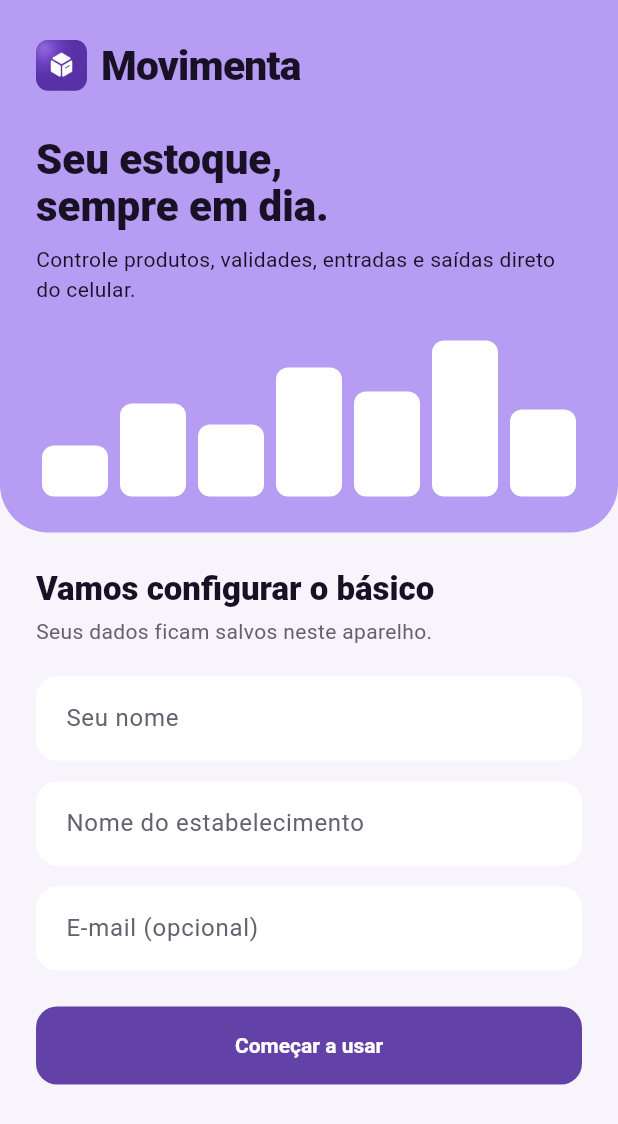
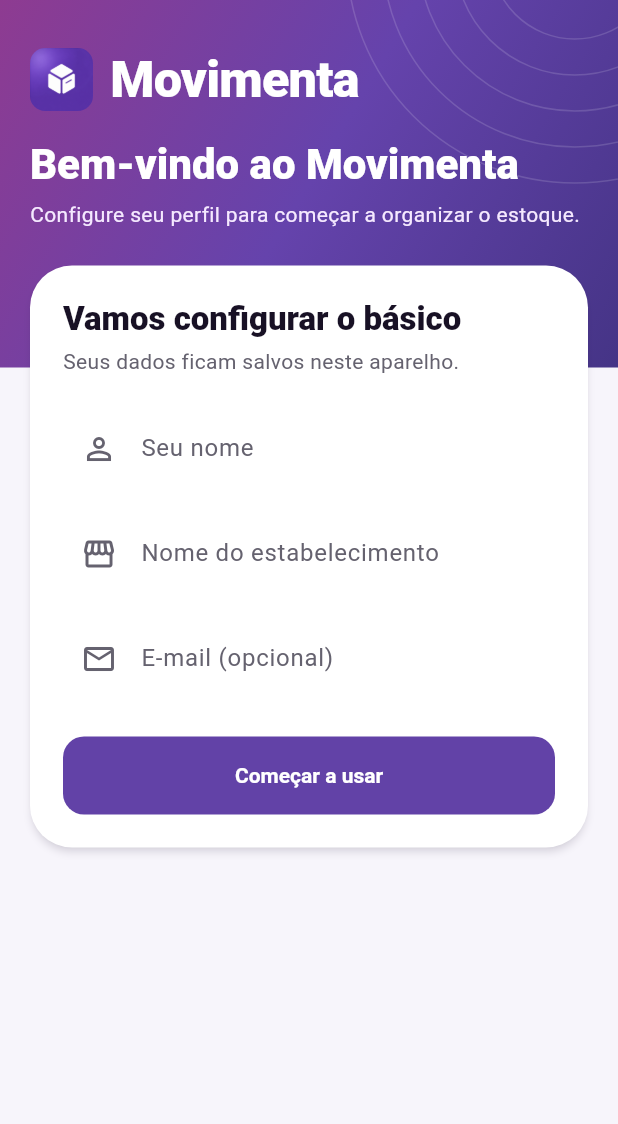
Before and after one commit to VitorGodoi12/Movimenta, a Flutter app: the screen it shows after launch, on a phone screen of 412 x 824 dp. Shown: the top 1124 px of the screen. Run offline on Flutter 3.47's test engine with Material 3 defaults, Android fonts, the phone set to English and light mode, and no system bars; our stand-ins replace cloud_firestore, cloud_functions, firebase_auth, firebase_core, google_sign_in, image_picker and 2 more; missing offline and left inert: google_mlkit_barcode_scanning, google_mlkit_text_recognition, mobile_scanner; accounts and stored records are empty.

Commit message:
style: redesenha as telas de acesso do Movimenta

```diff
--- a/lib/screens/configuracoes/configuracoes_screen.dart
+++ b/lib/screens/configuracoes/configuracoes_screen.dart
@@ -297,7 +297,7 @@ class _ConfiguracoesScreenState extends State<ConfiguracoesScreen> {
           ),
           const SizedBox(height: 24),
           Text(
-            'Movimenta 1.9.0',
+            'Movimenta 1.9.1',
             style: t.bodySmall?.copyWith(color: context.cores.onSurfaceVariant),
           ),
         ],
--- a/lib/screens/login/acesso_mercado_screen.dart
+++ b/lib/screens/login/acesso_mercado_screen.dart
@@ -1,3 +1,4 @@
+import 'package:stokio/widgets/painel_acesso.dart';
 import 'package:cloud_firestore/cloud_firestore.dart';
 import 'package:firebase_auth/firebase_auth.dart';
 import 'package:flutter/material.dart';
@@ -123,13 +124,12 @@ class _AutenticacaoState extends State<_Autenticacao> {
       RegExp(r'^[^@\s]+@[^@\s]+\.[^@\s]+$').hasMatch(valor);
 
   @override
-  Widget build(BuildContext context) => Scaffold(
-    appBar: AppBar(title: Text(_criar ? 'Criar conta' : 'Entrar no Movimenta')),
-    body: Center(
-      child: ConstrainedBox(
-        constraints: const BoxConstraints(maxWidth: 460),
-        child: SingleChildScrollView(
-          padding: const EdgeInsets.all(24),
+  Widget build(BuildContext context) => PainelAcesso(
+    titulo: _criar ? 'Crie sua conta' : 'Bem-vindo de volta',
+    descricao: _criar
+        ? 'Use seu e-mail ou Google para começar.'
+        : 'Entre para acessar o seu mercado.',
+    child: AutofillGroup(
       child: Form(
         key: _form,
         autovalidateMode: AutovalidateMode.onUserInteraction,
@@ -139,7 +139,11 @@ class _AutenticacaoState extends State<_Autenticacao> {
             TextFormField(
               controller: _email,
               keyboardType: TextInputType.emailAddress,
-                  decoration: const InputDecoration(labelText: 'E-mail'),
+              autofillHints: const [AutofillHints.email],
+              decoration: const InputDecoration(
+                labelText: 'E-mail',
+                prefixIcon: Icon(Icons.mail_outline),
+              ),
               validator: (v) => _emailValido(v?.trim() ?? '')
                   ? null
                   : 'Informe um e-mail válido.',
@@ -148,8 +152,12 @@ class _AutenticacaoState extends State<_Autenticacao> {
             TextFormField(
               controller: _senha,
               obscureText: !_visivel,
+              autofillHints: [
+                _criar ? AutofillHints.newPassword : AutofillHints.password,
+              ],
               decoration: InputDecoration(
                 labelText: 'Senha',
+                prefixIcon: const Icon(Icons.lock_outline),
                 suffixIcon: IconButton(
                   tooltip: _visivel ? 'Ocultar senha' : 'Mostrar senha',
                   onPressed: () => setState(() => _visivel = !_visivel),
@@ -158,9 +166,8 @@ class _AutenticacaoState extends State<_Autenticacao> {
                   ),
                 ),
               ),
-                  validator: (v) => (v?.length ?? 0) >= 6
-                      ? null
-                      : 'Use pelo menos 6 caracteres.',
+              validator: (v) =>
+                  (v?.length ?? 0) >= 6 ? null : 'Use pelo menos 6 caracteres.',
             ),
             if (_ocupado) const LinearProgressIndicator(),
             const SizedBox(height: 12),
@@ -178,8 +185,7 @@ class _AutenticacaoState extends State<_Autenticacao> {
                               );
                           await credencial.user?.sendEmailVerification();
                         } else {
-                              await MercadoFirebase.auth
-                                  .signInWithEmailAndPassword(
+                          await MercadoFirebase.auth.signInWithEmailAndPassword(
                             email: _email.text.trim(),
                             password: _senha.text,
                           );
@@ -231,8 +237,6 @@ class _AutenticacaoState extends State<_Autenticacao> {
               child: Text(_criar ? 'Já tenho conta' : 'Criar conta'),
             ),
           ],
-            ),
-          ),
         ),
       ),
     ),
--- a/lib/screens/login/boas_vindas_screen.dart
+++ b/lib/screens/login/boas_vindas_screen.dart
@@ -1,9 +1,9 @@
+import 'package:stokio/widgets/painel_acesso.dart';
 import 'package:flutter/material.dart';
 import 'package:stokio/models/cliente.dart';
 import 'package:stokio/screens/shell_screen.dart';
 import 'package:stokio/services/perfil_service.dart';
 import 'package:stokio/theme/app_theme.dart';
-import 'package:stokio/widgets/marca_stokio.dart';
 
 /// Primeira tela do app: cria o perfil local do estabelecimento.
 /// Quando o login online existir, é aqui que ele entra.
@@ -50,48 +50,9 @@ class _BoasVindasScreenState extends State<BoasVindasScreen> {
   @override
   Widget build(BuildContext context) {
     final t = Theme.of(context).textTheme;
-    final topo = MediaQuery.of(context).padding.top;
-
-    return Scaffold(
-      body: SingleChildScrollView(
-        child: Column(
-          children: [
-            Container(
-              width: double.infinity,
-              padding: EdgeInsets.fromLTRB(24, topo + 24, 24, 24),
-              decoration: const BoxDecoration(
-                color: AppCores.roxo,
-                borderRadius: BorderRadius.vertical(
-                  bottom: Radius.circular(32),
-                ),
-              ),
-              child: Column(
-                crossAxisAlignment: CrossAxisAlignment.start,
-                children: [
-                  const MarcaStokio(),
-                  const SizedBox(height: 28),
-                  Text(
-                    'Seu estoque,\nsempre em dia.',
-                    style: t.headlineMedium?.copyWith(
-                      fontWeight: FontWeight.w800,
-                      height: 1.1,
-                    ),
-                  ),
-                  const SizedBox(height: 10),
-                  Text(
-                    'Controle produtos, validades, entradas e saídas direto do celular.',
-                    style: t.bodyMedium,
-                  ),
-                  const SizedBox(height: 24),
-                  const _BarrasDecorativas(),
-                ],
-              ),
-            ),
-            Center(
-              child: ConstrainedBox(
-                constraints: const BoxConstraints(maxWidth: 480),
-                child: Padding(
-                  padding: const EdgeInsets.all(24),
+    return PainelAcesso(
+      titulo: 'Bem-vindo ao Movimenta',
+      descricao: 'Configure seu perfil para começar a organizar o estoque.',
       child: Form(
         key: _chave,
         child: Column(
@@ -99,9 +60,7 @@ class _BoasVindasScreenState extends State<BoasVindasScreen> {
           children: [
             Text(
               'Vamos configurar o básico',
-                          style: t.titleLarge?.copyWith(
-                            fontWeight: FontWeight.w800,
-                          ),
+              style: t.titleLarge?.copyWith(fontWeight: FontWeight.w800),
             ),
             const SizedBox(height: 4),
             Text(
@@ -116,6 +75,7 @@ class _BoasVindasScreenState extends State<BoasVindasScreen> {
               textCapitalization: TextCapitalization.words,
               decoration: const InputDecoration(
                 labelText: 'Seu nome',
+                prefixIcon: Icon(Icons.person_outline),
               ),
               validator: _obrigatorio,
             ),
@@ -125,6 +85,7 @@ class _BoasVindasScreenState extends State<BoasVindasScreen> {
               textCapitalization: TextCapitalization.words,
               decoration: const InputDecoration(
                 labelText: 'Nome do estabelecimento',
+                prefixIcon: Icon(Icons.storefront_outlined),
               ),
               validator: _obrigatorio,
             ),
@@ -134,6 +95,7 @@ class _BoasVindasScreenState extends State<BoasVindasScreen> {
               keyboardType: TextInputType.emailAddress,
               decoration: const InputDecoration(
                 labelText: 'E-mail (opcional)',
+                prefixIcon: Icon(Icons.mail_outline),
               ),
             ),
             const SizedBox(height: 24),
@@ -144,43 +106,6 @@ class _BoasVindasScreenState extends State<BoasVindasScreen> {
           ],
         ),
       ),
-                ),
-              ),
-            ),
-          ],
-        ),
-      ),
     );
   }
 }
-
-class _BarrasDecorativas extends StatelessWidget {
-  const _BarrasDecorativas();
-
-  static const _alturas = [34.0, 62.0, 48.0, 86.0, 70.0, 104.0, 58.0];
-
-  @override
-  Widget build(BuildContext context) {
-    return SizedBox(
-      height: 104,
-      child: Row(
-        crossAxisAlignment: CrossAxisAlignment.end,
-        children: [
-          for (final h in _alturas)
-            Expanded(
-              child: Padding(
-                padding: const EdgeInsets.symmetric(horizontal: 4),
-                child: Container(
-                  height: h,
-                  decoration: BoxDecoration(
-                    color: context.cores.surface,
-                    borderRadius: BorderRadius.circular(8),
-                  ),
-                ),
-              ),
-            ),
-        ],
-      ),
-    );
-  }
-}
--- /dev/null
+++ b/lib/widgets/painel_acesso.dart
@@ -0,0 +1,118 @@
+import 'package:flutter/material.dart';
+import 'package:stokio/widgets/marca_stokio.dart';
+
+class PainelAcesso extends StatelessWidget {
+  const PainelAcesso({
+    super.key,
+    required this.titulo,
+    required this.descricao,
+    required this.child,
+  });
+
+  final String titulo;
+  final String descricao;
+  final Widget child;
+
+  @override
+  Widget build(BuildContext context) {
+    final tema = Theme.of(context);
+    return Scaffold(
+      body: SingleChildScrollView(
+        child: Stack(
+          children: [
+            Positioned.fill(
+              child: ColoredBox(color: tema.scaffoldBackgroundColor),
+            ),
+            DecoratedBox(
+              decoration: const BoxDecoration(
+                gradient: LinearGradient(
+                  begin: Alignment.topLeft,
+                  end: Alignment.bottomRight,
+                  colors: [
+                    Color(0xFF8E3B91),
+                    Color(0xFF6543AC),
+                    Color(0xFF453486),
+                  ],
+                ),
+              ),
+              child: SizedBox(
+                width: double.infinity,
+                height: MediaQuery.paddingOf(context).top + 245,
+                child: const CustomPaint(painter: _ArcosAcesso()),
+              ),
+            ),
+            SafeArea(
+              bottom: false,
+              child: Center(
+                child: ConstrainedBox(
+                  constraints: const BoxConstraints(maxWidth: 480),
+                  child: Padding(
+                    padding: const EdgeInsets.fromLTRB(20, 32, 20, 24),
+                    child: Column(
+                      crossAxisAlignment: CrossAxisAlignment.stretch,
+                      children: [
+                        const Align(
+                          alignment: Alignment.centerLeft,
+                          child: DefaultTextStyle(
+                            style: TextStyle(color: Colors.white),
+                            child: MarcaStokio(altura: 42),
+                          ),
+                        ),
+                        const SizedBox(height: 20),
+                        Text(
+                          titulo,
+                          style: tema.textTheme.headlineMedium?.copyWith(
+                            color: Colors.white,
+                            fontWeight: FontWeight.w800,
+                            height: 1.12,
+                          ),
+                        ),
+                        const SizedBox(height: 8),
+                        Text(
+                          descricao,
+                          style: tema.textTheme.bodyMedium?.copyWith(
+                            color: const Color(0xFFF5E9FF),
+                          ),
+                        ),
+                        const SizedBox(height: 24),
+                        Material(
+                          color: tema.colorScheme.surface,
+                          borderRadius: BorderRadius.circular(28),
+                          elevation: 2,
+                          shadowColor: const Color(0x40342153),
+                          child: Padding(
+                            padding: const EdgeInsets.all(22),
+                            child: child,
+                          ),
+                        ),
+                      ],
+                    ),
+                  ),
+                ),
+              ),
+            ),
+          ],
+        ),
+      ),
+    );
+  }
+}
+
+class _ArcosAcesso extends CustomPainter {
+  const _ArcosAcesso();
+
+  @override
+  void paint(Canvas canvas, Size size) {
+    final pincel = Paint()
+      ..color = const Color(0x25FFFFFF)
+      ..style = PaintingStyle.stroke
+      ..strokeWidth = 1;
+    final centro = Offset(size.width * .93, -30);
+    for (final raio in [56.0, 80.0, 104.0, 128.0, 152.0]) {
+      canvas.drawCircle(centro, raio, pincel);
+    }
+  }
+
+  @override
+  bool shouldRepaint(_ArcosAcesso anterior) => false;
+}
--- a/pubspec.yaml
+++ b/pubspec.yaml
@@ -1,7 +1,7 @@
 name: stokio
 description: Controle de estoque simples para pequenos negócios.
 publish_to: 'none'
-version: 1.9.0+18
+version: 1.9.1+19
 
 environment:
   sdk: '>=3.13.0 <4.0.0'
```
Lines whose indentation alone changed are shown as unchanged.
